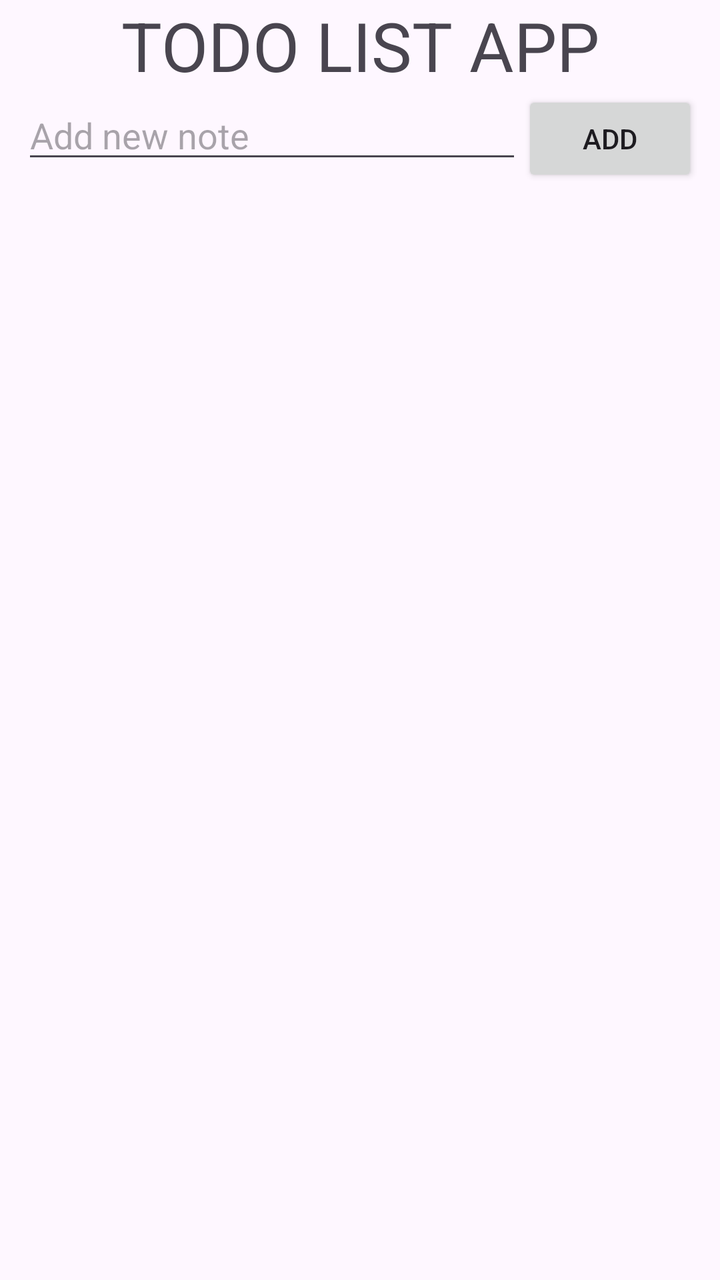
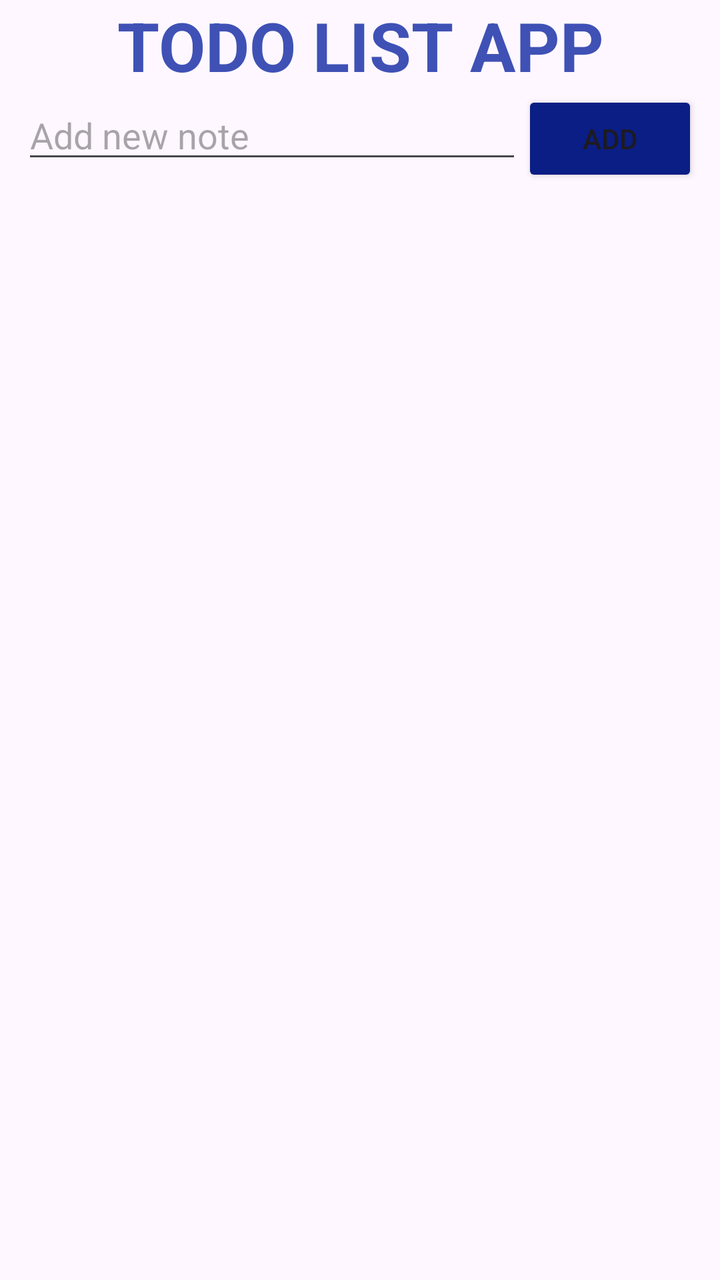

Two renders of the same Android screen: before a commit and after it. Below are the layout's source before the change and the commit's diff.
<!-- AndroidManifest.xml: application theme Theme.TODO_APP_WD_02 -->
<!-- res/layout/activity_main.xml -->
<?xml version="1.0" encoding="utf-8"?>
<LinearLayout xmlns:android="http://schemas.android.com/apk/res/android"
    xmlns:app="http://schemas.android.com/apk/res-auto"
    xmlns:tools="http://schemas.android.com/tools"
    android:id="@+id/main"
    android:layout_width="match_parent"
    android:layout_height="match_parent"
    android:orientation="vertical"
    tools:context=".MainActivity">

    <TextView
        android:id="@+id/textView"
        android:layout_width="match_parent"
        android:layout_height="wrap_content"
        android:gravity="center"
        android:text="TODO LIST APP"
        android:textAppearance="@style/TextAppearance.AppCompat.Display1" />

    <LinearLayout
        android:layout_width="match_parent"
        android:layout_height="wrap_content"
        android:gravity="center|bottom"
        android:orientation="horizontal">

        <EditText
            android:id="@+id/addnewET"
            android:layout_width="250dp"
            android:layout_height="wrap_content"

            android:ems="10"
            android:hint="Add new note"
            android:inputType="text" />

        <Button
            android:id="@+id/btnadd"
            android:layout_width="wrap_content"
            android:layout_height="wrap_content"

            android:text="Add" />
    </LinearLayout>

    <androidx.recyclerview.widget.RecyclerView
        android:id="@+id/recyclerview"
        android:layout_width="match_parent"
        android:layout_height="match_parent">

    </androidx.recyclerview.widget.RecyclerView>

</LinearLayout>
<!-- resources referenced by this layout -->
<resources>
  <style name="Theme.TODO_APP_WD_02" parent="Base.Theme.TODO_APP_WD_02" />
  <style name="Base.Theme.TODO_APP_WD_02" parent="Theme.Material3.DayNight.NoActionBar">
          
          
      </style>
</resources>

<!-- the commit's change to res/layout/activity_main.xml (unified diff, before → after) -->
@@ -14,7 +14,9 @@
         android:layout_height="wrap_content"
         android:gravity="center"
         android:text="TODO LIST APP"
-        android:textAppearance="@style/TextAppearance.AppCompat.Display1" />
+        android:textAppearance="@style/TextAppearance.AppCompat.Display1"
+        android:textColor="#3F51B5"
+        android:textStyle="bold" />
 
     <LinearLayout
         android:layout_width="match_parent"
@@ -36,7 +38,10 @@
             android:layout_width="wrap_content"
             android:layout_height="wrap_content"
 
-            android:text="Add" />
+            android:backgroundTint="#0B1E85"
+            android:text="Add"
+            android:textColorLink="#673AB7"
+            app:rippleColor="#673AB7" />
     </LinearLayout>
 
     <androidx.recyclerview.widget.RecyclerView
